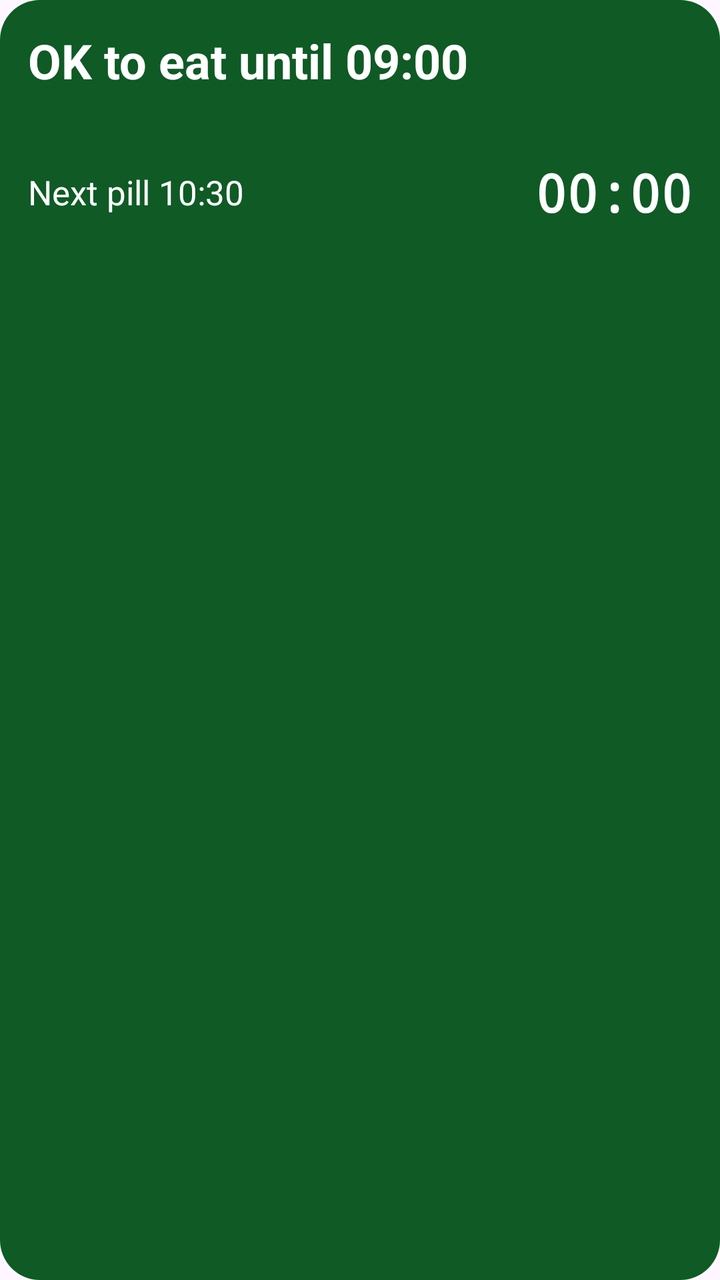
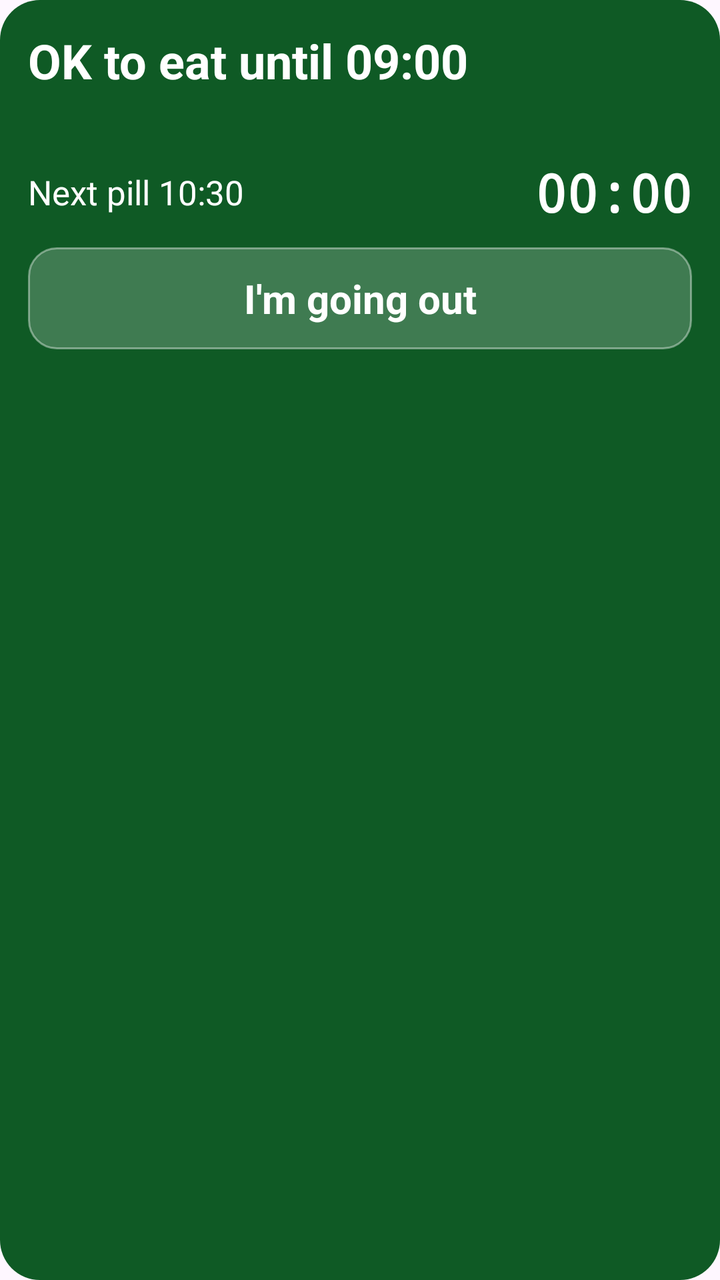

The first picture is an Android layout as it rendered before a commit; the second is the same layout after the commit. The layout source and the unified diff follow.
<!-- AndroidManifest.xml: application theme Theme.PillGuard -->
<!-- res/layout/widget_status.xml -->
<?xml version="1.0" encoding="utf-8"?>
<LinearLayout xmlns:android="http://schemas.android.com/apk/res/android"
    android:id="@+id/widgetRoot"
    android:layout_width="match_parent"
    android:layout_height="match_parent"
    android:orientation="vertical"
    android:background="@drawable/widget_bg_green"
    android:padding="14dp">

    <TextView
        android:id="@+id/wHeadline"
        android:layout_width="match_parent"
        android:layout_height="wrap_content"
        android:textColor="@color/white"
        android:textSize="24sp"
        android:textStyle="bold"
        android:maxLines="2"
        android:text="OK to eat until 09:00" />

    <TextView
        android:id="@+id/wDetail"
        android:layout_width="match_parent"
        android:layout_height="wrap_content"
        android:layout_marginTop="2dp"
        android:textColor="@color/white"
        android:textSize="15sp"
        android:maxLines="2"
        android:text="" />

    <LinearLayout
        android:layout_width="match_parent"
        android:layout_height="wrap_content"
        android:layout_marginTop="10dp"
        android:orientation="horizontal"
        android:gravity="center_vertical">

        <TextView
            android:id="@+id/wNextLabel"
            android:layout_width="0dp"
            android:layout_weight="1"
            android:layout_height="wrap_content"
            android:textColor="@color/white"
            android:textSize="17sp"
            android:text="Next pill 10:30" />

        <Chronometer
            android:id="@+id/wCountdown"
            android:layout_width="wrap_content"
            android:layout_height="wrap_content"
            android:textColor="@color/white"
            android:textSize="26sp"
            android:textStyle="bold"
            android:fontFamily="monospace" />
    </LinearLayout>
</LinearLayout>
<!-- resources referenced by this layout -->
<resources>
  <color name="white">#FFFFFF</color>
  <!-- drawable widget_bg_green (drawable) -->
  <?xml version="1.0" encoding="utf-8"?>
  <shape xmlns:android="http://schemas.android.com/apk/res/android" android:shape="rectangle">
      <solid android:color="#0F5A25" />
      <corners android:radius="20dp" />
  </shape>
  <style name="Theme.PillGuard" parent="Theme.Material3.Light.NoActionBar">
          <item name="colorPrimary">@color/brand</item>
          <item name="colorPrimaryVariant">@color/brand_dark</item>
          <item name="colorOnPrimary">@color/white</item>
          <item name="android:statusBarColor">@color/brand_dark</item>
          <item name="android:textSize">20sp</item>
      </style>
  <color name="brand">#1E5AA8</color>
  <color name="brand_dark">#143F78</color>
</resources>

<!-- the commit's change to res/layout/widget_status.xml (unified diff, before → after) -->
@@ -52,4 +52,19 @@
             android:textStyle="bold"
             android:fontFamily="monospace" />
     </LinearLayout>
+
+    
+    <TextView
+        android:id="@+id/wGoingOut"
+        android:layout_width="match_parent"
+        android:layout_height="wrap_content"
+        android:layout_marginTop="10dp"
+        android:background="@drawable/widget_btn"
+        android:paddingTop="12dp"
+        android:paddingBottom="12dp"
+        android:gravity="center"
+        android:textColor="@color/white"
+        android:textSize="20sp"
+        android:textStyle="bold"
+        android:text="I'm going out" />
 </LinearLayout>
<!-- resource entries referenced after the edit -->
@@ -6,6 +6,13 @@
   <shape xmlns:android="http://schemas.android.com/apk/res/android" android:shape="rectangle">
       <solid android:color="#0F5A25" />
       <corners android:radius="20dp" />
+  </shape>
+  <!-- drawable widget_btn (drawable) -->
+  <?xml version="1.0" encoding="utf-8"?>
+  <shape xmlns:android="http://schemas.android.com/apk/res/android" android:shape="rectangle">
+      <solid android:color="#33FFFFFF" />
+      <stroke android:width="1dp" android:color="#66FFFFFF" />
+      <corners android:radius="14dp" />
   </shape>
   <style name="Theme.PillGuard" parent="Theme.Material3.Light.NoActionBar">
           <item name="colorPrimary">@color/brand</item>
